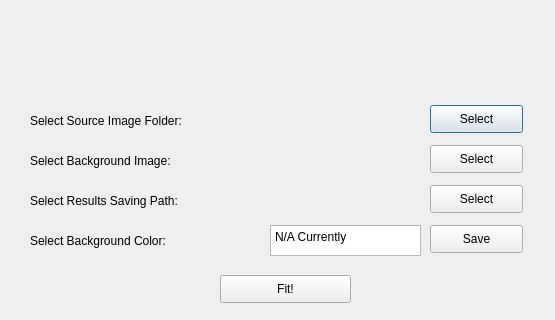
First picture: the form in QtUI/fitBackground.ui, repository marc0cheung/ImageCap, before the edit; both pictures show x 0 to 555 and y 365 to 685 of the 555 by 685 pixel window.
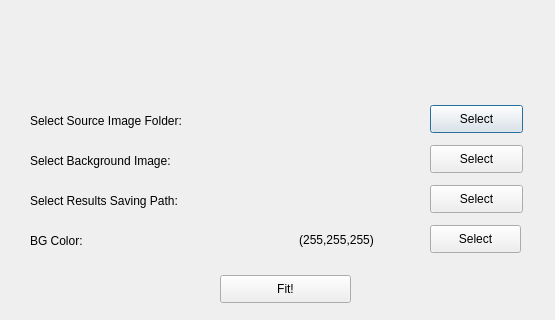
Second picture: the form after the edit.

The edit to the form file:
```diff
--- a/QtUI/fitBackground.ui
+++ b/QtUI/fitBackground.ui
@@ -97,32 +97,6 @@
     <string>Fit!</string>
    </property>
   </widget>
-  <widget class="QPlainTextEdit" name="color_input">
-   <property name="geometry">
-    <rect>
-     <x>270</x>
-     <y>590</y>
-     <width>151</width>
-     <height>31</height>
-    </rect>
-   </property>
-   <property name="plainText">
-    <string>N/A Currently</string>
-   </property>
-  </widget>
-  <widget class="QPushButton" name="color_btn">
-   <property name="geometry">
-    <rect>
-     <x>430</x>
-     <y>590</y>
-     <width>93</width>
-     <height>28</height>
-    </rect>
-   </property>
-   <property name="text">
-    <string>Save</string>
-   </property>
-  </widget>
   <widget class="QLabel" name="color_label">
    <property name="geometry">
     <rect>
@@ -133,7 +107,7 @@
     </rect>
    </property>
    <property name="text">
-    <string>Select Background Color:</string>
+    <string>BG Color:</string>
    </property>
   </widget>
   <widget class="QPushButton" name="savepath_btn">
@@ -162,6 +136,38 @@
     <string>Select Results Saving Path:</string>
    </property>
   </widget>
+  <widget class="QPushButton" name="colorDialogBtn">
+   <property name="geometry">
+    <rect>
+     <x>430</x>
+     <y>590</y>
+     <width>91</width>
+     <height>28</height>
+    </rect>
+   </property>
+   <property name="text">
+    <string>Select</string>
+   </property>
+  </widget>
+  <widget class="QLabel" name="colorRGBLabel">
+   <property name="geometry">
+    <rect>
+     <x>261</x>
+     <y>594</y>
+     <width>151</width>
+     <height>21</height>
+    </rect>
+   </property>
+   <property name="autoFillBackground">
+    <bool>true</bool>
+   </property>
+   <property name="text">
+    <string>(255,255,255)</string>
+   </property>
+   <property name="alignment">
+    <set>Qt::AlignCenter</set>
+   </property>
+  </widget>
  </widget>
  <resources/>
  <connections/>
```
